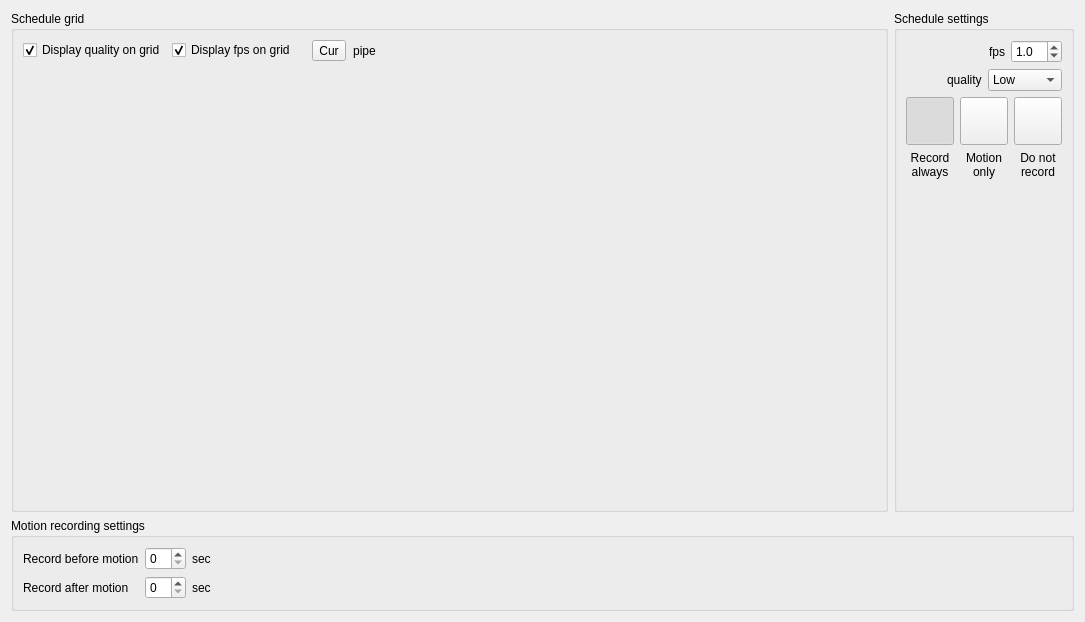
Qt form client/src/ui/device_settings/camera_schedule.ui (networkoptix/nx_open) before a commit.
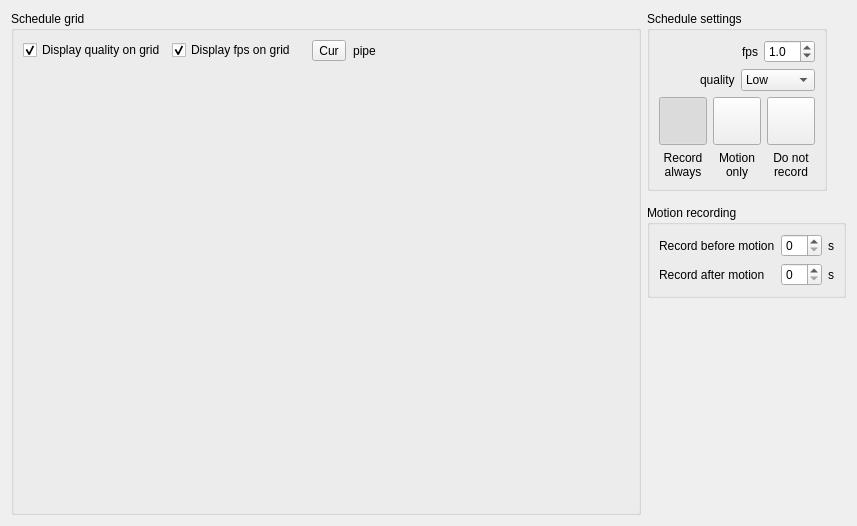
The same form after that commit. Custom widgets are drawn as their Qt base class.

Commit message:
schedule controls moved
<==== Mercurial data ====>
Branch: master

The edit to the form file:
```diff
--- a/client/src/ui/device_settings/camera_schedule.ui
+++ b/client/src/ui/device_settings/camera_schedule.ui
@@ -6,8 +6,8 @@
    <rect>
     <x>0</x>
     <y>0</y>
-    <width>1085</width>
-    <height>622</height>
+    <width>857</width>
+    <height>526</height>
    </rect>
   </property>
   <property name="windowTitle">
@@ -15,7 +15,7 @@
   </property>
   <layout class="QVBoxLayout" name="verticalLayout_7">
    <item>
-    <layout class="QHBoxLayout" name="horizontalLayout">
+    <layout class="QHBoxLayout" name="horizontalLayout" stretch="1000,0">
      <item>
       <widget class="QGroupBox" name="groupBox_2">
        <property name="sizePolicy">
@@ -143,6 +143,8 @@
       </widget>
      </item>
      <item>
+      <layout class="QVBoxLayout" name="verticalLayout_8">
+       <item>
       <widget class="QGroupBox" name="groupBox">
        <property name="sizePolicy">
         <sizepolicy hsizetype="Minimum" vsizetype="Preferred">
@@ -420,31 +422,32 @@
           </item>
          </layout>
         </item>
+         </layout>
+        </widget>
+       </item>
         <item>
-         <spacer name="verticalSpacer">
+        <spacer name="verticalSpacer_2">
           <property name="orientation">
            <enum>Qt::Vertical</enum>
           </property>
+         <property name="sizeType">
+          <enum>QSizePolicy::Fixed</enum>
+         </property>
           <property name="sizeHint" stdset="0">
            <size>
-            <width>20</width>
-            <height>40</height>
+           <width>19</width>
+           <height>8</height>
            </size>
           </property>
          </spacer>
-        </item>
-       </layout>
-      </widget>
-     </item>
-    </layout>
    </item>
    <item>
     <widget class="QGroupBox" name="groupBox_3">
      <property name="title">
-      <string>Motion recording settings</string>
+          <string>Motion recording</string>
      </property>
      <property name="flat">
-      <bool>true</bool>
+          <bool>false</bool>
      </property>
      <layout class="QVBoxLayout" name="verticalLayout_6">
       <item>
@@ -486,39 +489,31 @@
         <item row="0" column="2">
          <widget class="QLabel" name="label_12">
           <property name="text">
-           <string>sec</string>
+               <string>s</string>
           </property>
          </widget>
         </item>
         <item row="1" column="2">
          <widget class="QLabel" name="label_11">
           <property name="text">
-           <string>sec</string>
+               <string>s</string>
           </property>
          </widget>
         </item>
-        <item row="0" column="3">
-         <spacer name="horizontalSpacer_3">
-          <property name="orientation">
-           <enum>Qt::Horizontal</enum>
-          </property>
-          <property name="sizeHint" stdset="0">
-           <size>
-            <width>40</width>
-            <height>20</height>
-           </size>
-          </property>
-         </spacer>
-        </item>
-        <item row="1" column="3">
-         <spacer name="horizontalSpacer_5">
+           </layout>
+          </item>
+         </layout>
+        </widget>
+       </item>
+       <item>
+        <spacer name="verticalSpacer">
           <property name="orientation">
-           <enum>Qt::Horizontal</enum>
+          <enum>Qt::Vertical</enum>
           </property>
           <property name="sizeHint" stdset="0">
            <size>
-            <width>40</width>
-            <height>20</height>
+           <width>20</width>
+           <height>40</height>
            </size>
           </property>
          </spacer>
@@ -526,7 +521,6 @@
        </layout>
       </item>
      </layout>
-    </widget>
    </item>
   </layout>
  </widget>
```
Lines whose indentation alone changed are shown as unchanged. The commit also changes 1 other file.
